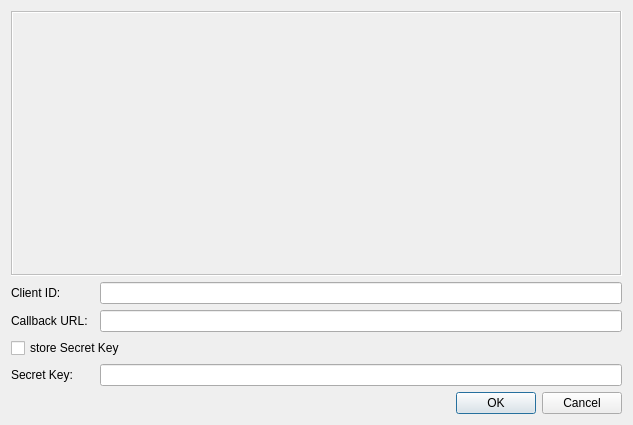
Old version of the form src/vi/esi/esidialog.ui in the repository Subtalime/vintel.
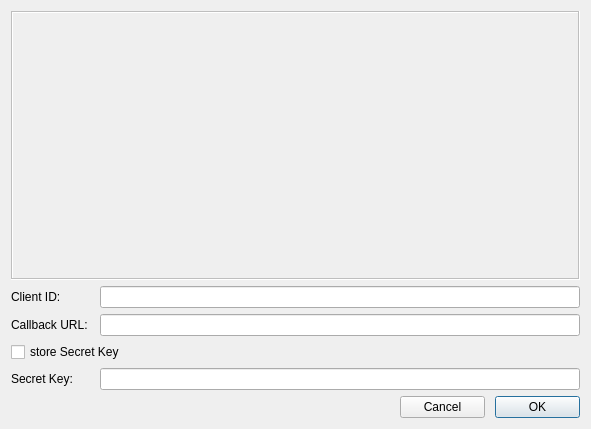
New version of the form.

Commit message: still trying to cancel registration wait

```diff
--- a/src/vi/esi/esidialog.ui
+++ b/src/vi/esi/esidialog.ui
@@ -6,8 +6,8 @@
    <rect>
     <x>0</x>
     <y>0</y>
-    <width>633</width>
-    <height>425</height>
+    <width>591</width>
+    <height>429</height>
    </rect>
   </property>
   <property name="windowTitle">
@@ -16,15 +16,8 @@
   <layout class="QVBoxLayout" name="verticalLayout">
    <item>
     <layout class="QGridLayout" name="gridLayout">
-     <item row="4" column="0">
-      <widget class="QLabel" name="label_2">
-       <property name="text">
-        <string>Secret Key:</string>
-       </property>
-      </widget>
-     </item>
-     <item row="4" column="2">
-      <widget class="QLineEdit" name="txtSecretKey"/>
+     <item row="2" column="2">
+      <widget class="QLineEdit" name="txtCallback"/>
      </item>
      <item row="2" column="0">
       <widget class="QLabel" name="label_3">
@@ -46,6 +39,13 @@
        </property>
       </widget>
      </item>
+     <item row="4" column="0">
+      <widget class="QLabel" name="label_2">
+       <property name="text">
+        <string>Secret Key:</string>
+       </property>
+      </widget>
+     </item>
      <item row="1" column="0">
       <widget class="QLabel" name="label">
        <property name="text">
@@ -56,6 +56,9 @@
      <item row="1" column="2">
       <widget class="QLineEdit" name="txtClientId"/>
      </item>
+     <item row="4" column="2">
+      <widget class="QLineEdit" name="txtSecretKey"/>
+     </item>
      <item row="3" column="0" colspan="3">
       <widget class="QCheckBox" name="checkBox">
        <property name="text">
@@ -64,17 +67,31 @@
       </widget>
      </item>
      <item row="5" column="2">
-      <widget class="QDialogButtonBox" name="buttonBox">
-       <property name="orientation">
-        <enum>Qt::Horizontal</enum>
+      <layout class="QHBoxLayout" name="horizontalLayout" stretch="0,0">
+       <property name="spacing">
+        <number>10</number>
        </property>
-       <property name="standardButtons">
-        <set>QDialogButtonBox::Cancel|QDialogButtonBox::Ok</set>
+       <property name="leftMargin">
+        <number>300</number>
        </property>
-      </widget>
-     </item>
-     <item row="2" column="2">
-      <widget class="QLineEdit" name="txtCallback"/>
+       <item>
+        <widget class="QPushButton" name="cancelButton">
+         <property name="text">
+          <string>Cancel</string>
+         </property>
+         <property name="autoDefault">
+          <bool>false</bool>
+         </property>
+        </widget>
+       </item>
+       <item>
+        <widget class="QPushButton" name="okButton">
+         <property name="text">
+          <string>OK</string>
+         </property>
+        </widget>
+       </item>
+      </layout>
      </item>
     </layout>
    </item>
```
Left out of the diff: 37 changed lines with no effect on the pictures. The commit also changes 9 other files.
